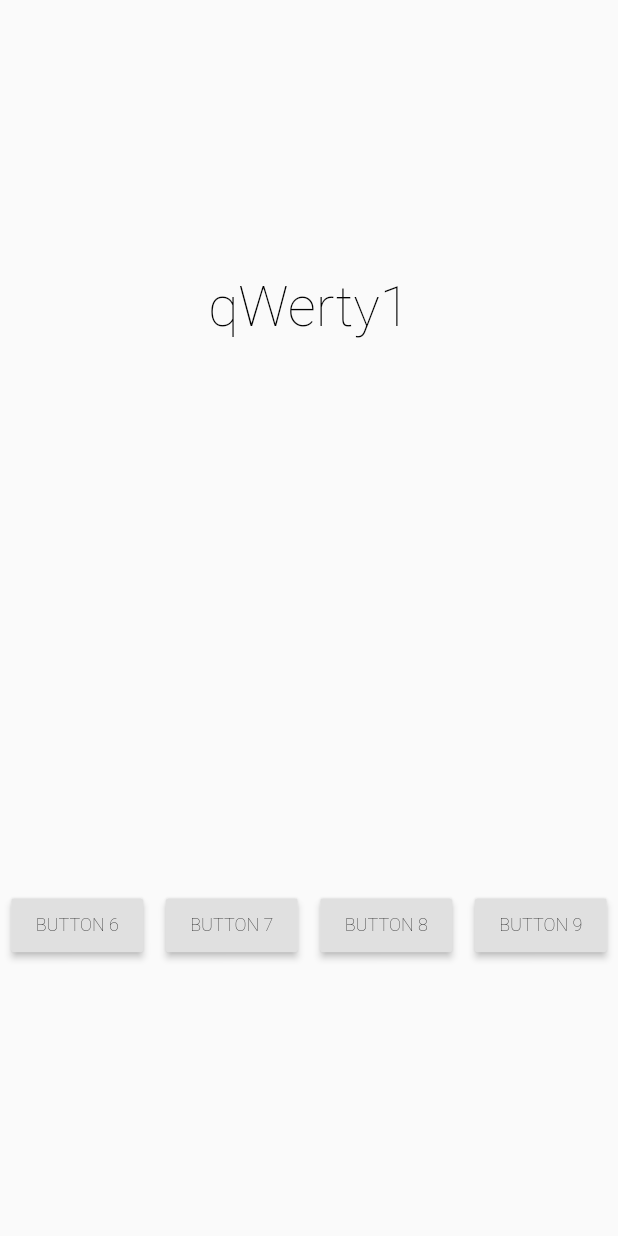
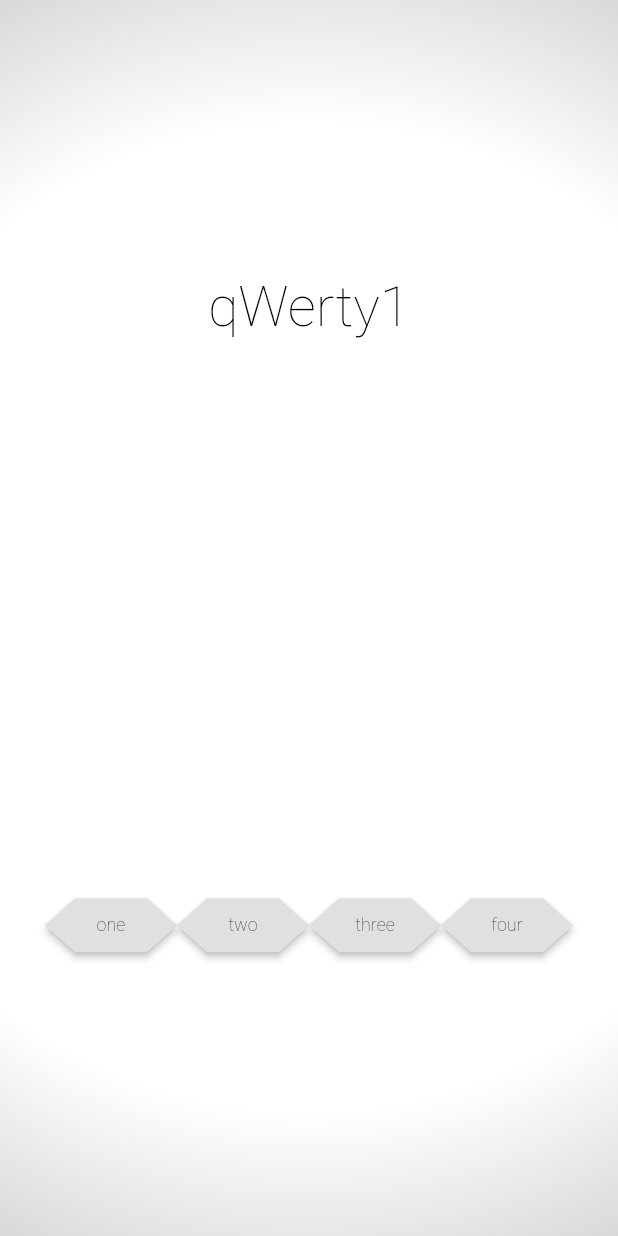
Before and after one commit to CristianH033/wanapo-game, a Flutter app: the screen it shows after launch, on a phone screen of 412 x 824 dp. Run offline on Flutter 3.47's test engine with Material 2 defaults, Android fonts, the phone set to English and light mode, and no system bars.

Commit message:
Boton Diamante

```diff
--- a/lib/main.dart
+++ b/lib/main.dart
@@ -1,10 +1,15 @@
 import 'package:flutter/material.dart';
+import 'package:flutter/foundation.dart'
+    show debugDefaultTargetPlatformOverride;
 
 void main() {
+  // See https://github.com/flutter/flutter/wiki/Desktop-shells#target-platform-override
+  debugDefaultTargetPlatformOverride = TargetPlatform.fuchsia;
+
   runApp(new MyApp());
 }
+
 class MyApp extends StatelessWidget {
-
   @override
   Widget build(BuildContext context) {
     return new MaterialApp(
@@ -29,8 +34,48 @@ class MyHomePage extends StatefulWidget {
 class _MyHomePageState extends State<MyHomePage> {
   @override
   Widget build(BuildContext context) {
+    MediaQueryData queryData = MediaQuery.of(context);
+    var respuestas = ["one", "two", "three", "four"];
+    var botones = <RaisedButton>[];
+    for (var i = 0; i < respuestas.length; i++) {
+      botones.add(
+        new RaisedButton(
+            key: null,
+            onPressed: buttonPressed,
+            shape: BeveledRectangleBorder(
+                borderRadius: BorderRadius.all(Radius.circular(20.0))),
+            color: const Color(0xFFe0e0e0),
+            child: new Text(
+              respuestas[i],
+              style: new TextStyle(
+                  fontSize: 12.0,
+                  color: const Color(0xFF000000),
+                  fontWeight: FontWeight.w200,
+                  fontFamily: "Roboto"),
+            )),
+      );
+    }
     return new Scaffold(
-        body:
+      body: new Container(
+        decoration: BoxDecoration(
+        // Box decoration takes a gradient
+        gradient: RadialGradient(
+          // Where the linear gradient begins and ends
+          // begin: Alignment.topRight,
+          // end: Alignment.bottomLeft,
+          // Add one stop for each color. Stops should increase from 0 to 1
+          // stops: [0.1, 0.3, 0],
+          focalRadius: 0.5,
+          radius: 1.6,
+          colors: [
+            // Colors are easy thanks to Flutter's Colors class.
+            Colors.white,
+            Colors.white,
+            Colors.grey,
+          ],
+        ),
+      ),
+        child:
       new Column(
           mainAxisAlignment: MainAxisAlignment.spaceAround,
           mainAxisSize: MainAxisSize.max,
@@ -43,75 +88,23 @@ class _MyHomePageState extends State<MyHomePage> {
                 children: <Widget>[
                   new Text(
                     "qWerty1",
-                    style: new TextStyle(fontSize:37.0,
+                    style: new TextStyle(
+                        fontSize: 37.0,
                         color: const Color(0xFF000000),
                         fontWeight: FontWeight.w200,
                         fontFamily: "Roboto"),
                   )
-                ]
-
-              ),
-
+                ]),
             new Row(
-                mainAxisAlignment: MainAxisAlignment.spaceAround,
+              mainAxisAlignment: MainAxisAlignment.center,
               mainAxisSize: MainAxisSize.max,
               crossAxisAlignment: CrossAxisAlignment.center,
-                children: <Widget>[
-                  new RaisedButton(key:null, onPressed:buttonPressed,
-                    color: const Color(0xFFe0e0e0),
-                    child:
-                      new Text(
-                      "BUTTON 6",
-                        style: new TextStyle(fontSize:12.0,
-                        color: const Color(0xFF000000),
-                        fontWeight: FontWeight.w200,
-                        fontFamily: "Roboto"),
+              children: botones,
             )
-                    ),
-
-                  new RaisedButton(key:null, onPressed:buttonPressed,
-                    color: const Color(0xFFe0e0e0),
-                    child:
-                      new Text(
-                      "BUTTON 7",
-                        style: new TextStyle(fontSize:12.0,
-                        color: const Color(0xFF000000),
-                        fontWeight: FontWeight.w200,
-                        fontFamily: "Roboto"),
+          ]),
       )
-                    ),
-
-                  new RaisedButton(key:null, onPressed:buttonPressed,
-                    color: const Color(0xFFe0e0e0),
-                    child:
-                      new Text(
-                      "BUTTON 8",
-                        style: new TextStyle(fontSize:12.0,
-                        color: const Color(0xFF000000),
-                        fontWeight: FontWeight.w200,
-                        fontFamily: "Roboto"),
-                      )
-                    ),
-
-                  new RaisedButton(key:null, onPressed:buttonPressed,
-                    color: const Color(0xFFe0e0e0),
-                    child:
-                      new Text(
-                      "BUTTON 9",
-                        style: new TextStyle(fontSize:12.0,
-                        color: const Color(0xFF000000),
-                        fontWeight: FontWeight.w200,
-                        fontFamily: "Roboto"),
-                      )
-                    )
-                ]
-
-              )
-            ]
-
-          ),
-
     );
   }
-    void buttonPressed(){}
+
+  void buttonPressed() {}
 }
--- a/pubspec.yaml
+++ b/pubspec.yaml
@@ -19,6 +19,7 @@ environment:
 dependencies:
   flutter:
     sdk: flutter
+  sqflite: ^1.1.0
 
   # The following adds the Cupertino Icons font to your application.
   # Use with the CupertinoIcons class for iOS style icons.
```
Also changed, not shown: pubspec.lock. Lines whose indentation alone changed are shown as unchanged.
